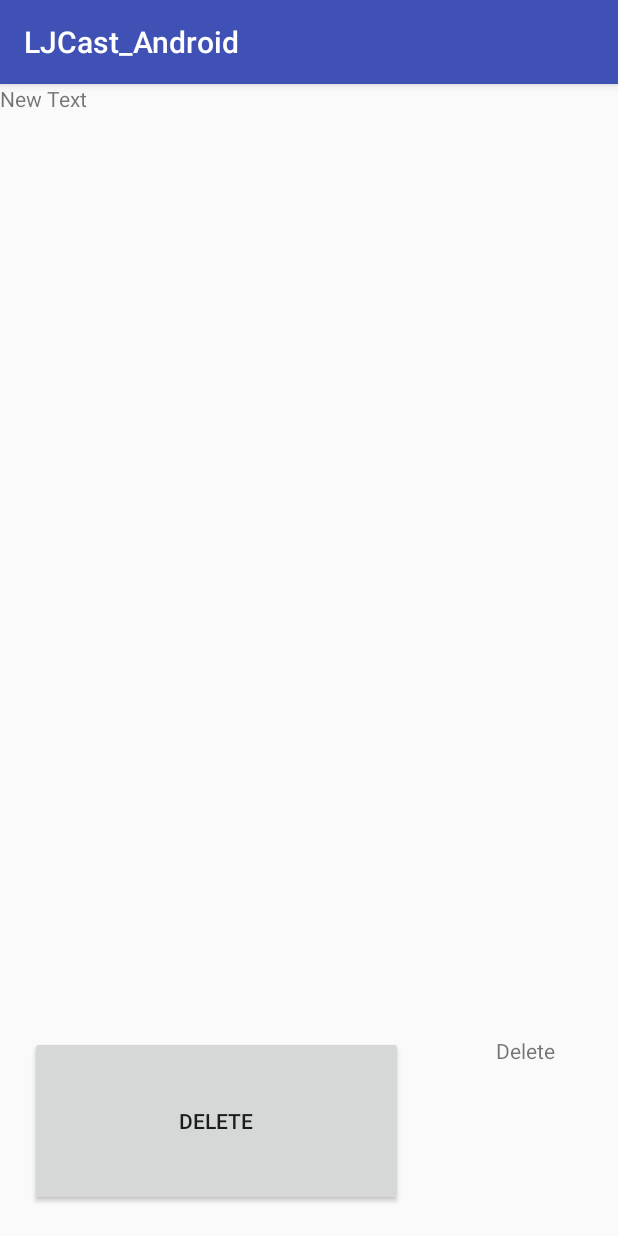
After one commit to slee8789/LJCast_Android, an Android app: the DELETEActivity screen opened directly, with no data from a screen before it, on a phone screen of 412 x 824 dp. The commit adds this screen. Run offline under Robolectric (Android 15) with nearby library versions, the phone set to English and light mode, and no system bars.

Commit message:
Add REST Empty Rough UI(GET, POST, PUT, DELETE Activity)

```diff
--- /dev/null
+++ b/app/src/main/java/android/boraseoksoon/com/ljcast_android/DELETEActivity.java
@@ -0,0 +1,16 @@
+package android.boraseoksoon.com.ljcast_android;
+
+import android.os.Bundle;
+import android.support.v7.app.AppCompatActivity;
+
+/**
+ * Created by seoksoonjang on 2/29/16.
+ */
+public class DELETEActivity extends AppCompatActivity{
+    @Override
+    protected void onCreate(Bundle savedInstanceState) {
+        super.onCreate(savedInstanceState);
+        setContentView(R.layout.delete_activity);
+    }
+
+}
--- /dev/null
+++ b/app/src/main/res/layout/delete_activity.xml
@@ -0,0 +1,43 @@
+<?xml version="1.0" encoding="utf-8"?>
+<LinearLayout xmlns:android="http://schemas.android.com/apk/res/android"
+    android:orientation="vertical" android:layout_width="match_parent"
+    android:layout_height="match_parent"
+    android:weightSum="1"
+    android:textAlignment="center"
+    >
+
+    <TextView
+        android:layout_width="match_parent"
+        android:layout_height="match_parent"
+        android:text="New Text"
+        android:id="@+id/delete_textview"
+        android:layout_weight="0.2"
+        />
+
+    <LinearLayout xmlns:android="http://schemas.android.com/apk/res/android"
+        android:orientation="horizontal" android:layout_width="match_parent"
+        android:layout_height="match_parent"
+        android:layout_weight="0.8"
+        android:weightSum="1"
+        >
+
+        <Button
+            android:layout_width="match_parent"
+            android:layout_height="match_parent"
+            android:layout_margin="20dp"
+            android:text="Delete"
+            android:id="@+id/delete_button"
+            android:layout_weight="0.3"
+            />
+
+        <TextView
+            android:layout_width="match_parent"
+            android:layout_height="match_parent"
+            android:layout_margin="20dp"
+            android:text="Delete"
+            android:id="@+id/delete_textView"
+            android:layout_weight="0.7"
+            android:textAlignment="center"
+            />
+    </LinearLayout>
+</LinearLayout>
--- /dev/null
+++ b/app/src/main/res/layout/get_activity.xml
@@ -0,0 +1,6 @@
+<?xml version="1.0" encoding="utf-8"?>
+<LinearLayout xmlns:android="http://schemas.android.com/apk/res/android"
+    android:orientation="vertical" android:layout_width="match_parent"
+    android:layout_height="match_parent">
+
+</LinearLayout>
--- /dev/null
+++ b/app/src/main/res/layout/post_activity.xml
@@ -0,0 +1,6 @@
+<?xml version="1.0" encoding="utf-8"?>
+<LinearLayout xmlns:android="http://schemas.android.com/apk/res/android"
+    android:orientation="vertical" android:layout_width="match_parent"
+    android:layout_height="match_parent">
+
+</LinearLayout>
--- /dev/null
+++ b/app/src/main/res/layout/put_activity.xml
@@ -0,0 +1,6 @@
+<?xml version="1.0" encoding="utf-8"?>
+<LinearLayout xmlns:android="http://schemas.android.com/apk/res/android"
+    android:orientation="vertical" android:layout_width="match_parent"
+    android:layout_height="match_parent">
+
+</LinearLayout>
```
Also changed, not shown: app/src/main/AndroidManifest.xml (+7 -7 lines), app/src/main/java/android/boraseoksoon/com/ljcast_android/GETActivity.java (added, +15 -0 lines), app/src/main/java/android/boraseoksoon/com/ljcast_android/MainActivity.java (+42 -60 lines), app/src/main/java/android/boraseoksoon/com/ljcast_android/POSTActivity.java (added, +15 -0 lines), app/src/main/java/android/boraseoksoon/com/ljcast_android/PUTActivity.java (added, +15 -0 lines), app/src/main/java/android/boraseoksoon/com/ljcast_android/TestTextViewActivity.java (+19 -12 lines).
